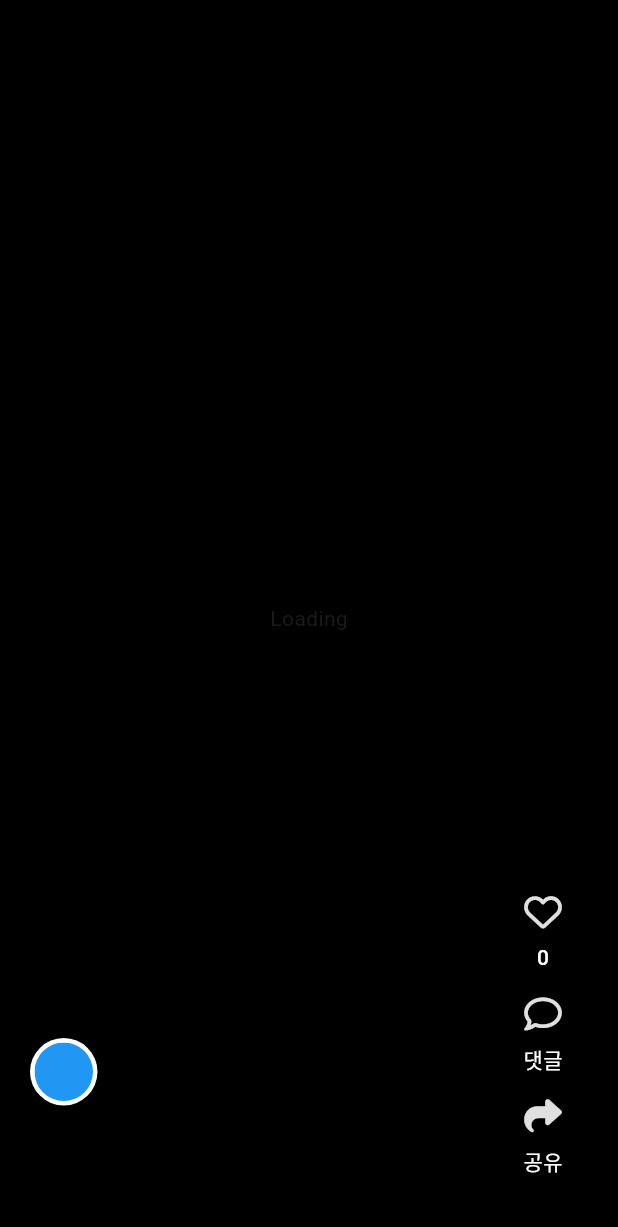
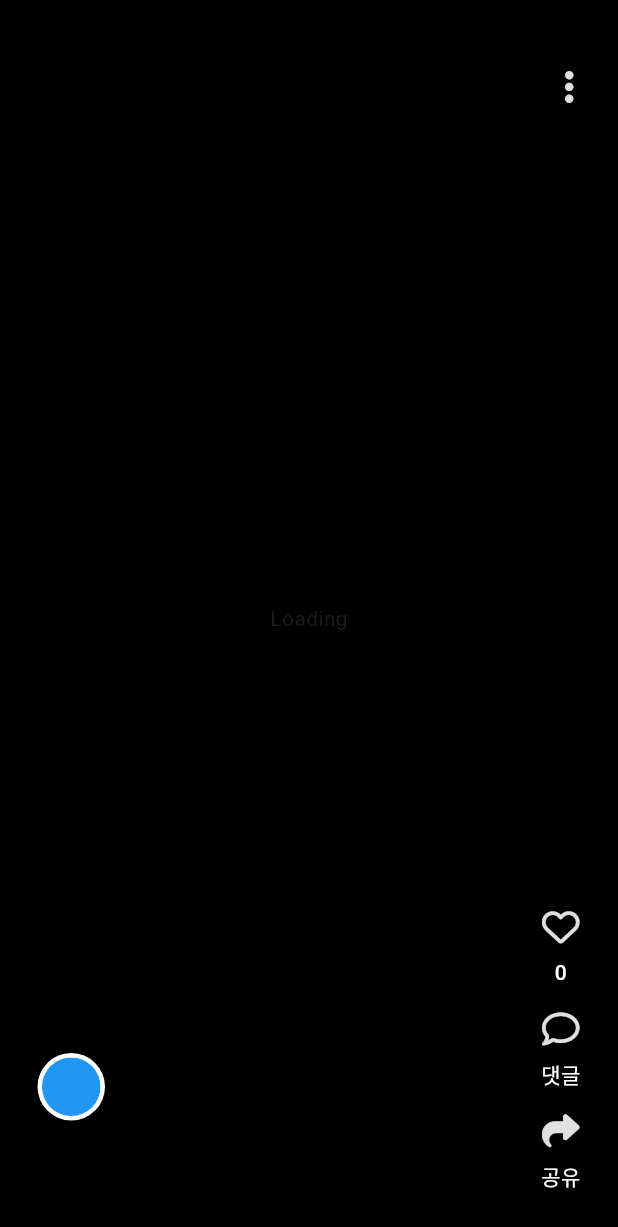
Before and after one commit to snackads/SnackAds, a Flutter app: what videoScreen() shows on an empty page, opened directly, on a phone screen of 412 x 824 dp. Shown: the top 1227 px of the screen. Run offline on Flutter 3.47's test engine with Material 3 defaults, Android fonts, the phone set to English and light mode, and no system bars; our stand-ins replace cloud_firestore, firebase_auth, firebase_core, font_awesome_flutter, go_router, google_sign_in and 1 more; accounts and stored records are empty.

Commit message:
[Refactor] feed button 컴포넌트화

```diff
--- /dev/null
+++ b/lib/view/feed/feed_button_design.dart
@@ -0,0 +1,30 @@
+import 'package:flutter/material.dart';
+
+Widget buttonDesign(String title, IconData icon, Function func) {
+  return GestureDetector(
+    onTap: () {
+      func;
+    },
+    child: Container(
+      margin: const EdgeInsets.only(top: 15.0),
+      child: Column(
+        children: [
+          Icon(icon, size: 25, color: Colors.grey[300]),
+          Padding(
+            padding: const EdgeInsets.only(top: 8, left: 20, right: 20),
+            child: Text(
+              title,
+              overflow: TextOverflow.ellipsis,
+              maxLines: 1,
+              style: const TextStyle(
+                color: Colors.white,
+                fontWeight: FontWeight.w500,
+                fontSize: 14,
+              ),
+            ),
+          ),
+        ],
+      ),
+    ),
+  );
+}
--- a/lib/view/feed/feed_buttons.dart
+++ b/lib/view/feed/feed_buttons.dart
@@ -1,5 +1,6 @@
 import 'package:flutter/material.dart';
 import 'package:font_awesome_flutter/font_awesome_flutter.dart';
+import 'package:snack_ads/view/feed/feed_button_design.dart';
 
 class FeedButtons extends StatelessWidget {
   final int likes;
@@ -7,43 +8,17 @@ class FeedButtons extends StatelessWidget {
 
   @override
   Widget build(BuildContext context) {
-    return SizedBox(
-      width: 100,
-      child: Column(
+    return Column(
       mainAxisSize: MainAxisSize.min,
+      crossAxisAlignment: CrossAxisAlignment.center,
       children: [
         //  like
-          buttonDesign(numOfLikes(likes), FontAwesomeIcons.heart),
+        buttonDesign(numOfLikes(likes), FontAwesomeIcons.heart, () {}),
         //  comments
-          buttonDesign('댓글', FontAwesomeIcons.comment),
+        buttonDesign('댓글', FontAwesomeIcons.comment, () {}),
         //  share
-          buttonDesign('공유', FontAwesomeIcons.share),
+        buttonDesign('공유', FontAwesomeIcons.share, () {}),
       ],
-      ),
-    );
-  }
-
-  Widget buttonDesign(String title, IconData icon) {
-    return Container(
-      margin: const EdgeInsets.only(top: 15.0),
-      child: Column(
-        children: [
-          Icon(icon, size: 25, color: Colors.grey[300]),
-          Padding(
-            padding: const EdgeInsets.only(top: 8, left: 20, right: 20),
-            child: Text(
-              title,
-              overflow: TextOverflow.ellipsis,
-              maxLines: 1,
-              style: const TextStyle(
-                color: Colors.white,
-                fontWeight: FontWeight.w500,
-                fontSize: 14,
-              ),
-            ),
-          ),
-        ],
-      ),
     );
   }
 
--- a/lib/view/feed/feed_view.dart
+++ b/lib/view/feed/feed_view.dart
@@ -1,6 +1,8 @@
 import 'package:flutter/material.dart';
+import 'package:font_awesome_flutter/font_awesome_flutter.dart';
 import 'package:snack_ads/controller/feed_controller.dart';
 import 'package:snack_ads/model/shortform.dart';
+import 'package:snack_ads/view/feed/feed_button_design.dart';
 import 'package:snack_ads/view/feed/feed_buttons.dart';
 import 'package:snack_ads/view/feed/feed_description.dart';
 import 'package:video_player/video_player.dart';
@@ -93,9 +95,19 @@ Widget videoScreen(ShortForm video) {
                   child: Text("Loading"),
                 ),
               ),
-        Column(
+        Padding(
+          padding: const EdgeInsets.symmetric(vertical: 30, horizontal: 5),
+          child: Column(
+            mainAxisAlignment: MainAxisAlignment.spaceBetween,
+            children: [
+              Row(
                 mainAxisAlignment: MainAxisAlignment.end,
                 children: [
+                  //  report
+                  buttonDesign(
+                      '    ', FontAwesomeIcons.ellipsisVertical, () {}),
+                ],
+              ),
               Row(
                 mainAxisSize: MainAxisSize.max,
                 crossAxisAlignment: CrossAxisAlignment.end,
@@ -109,8 +121,8 @@ Widget videoScreen(ShortForm video) {
                   ),
                 ],
               ),
-            const SizedBox(height: 40)
             ],
+          ),
         ),
       ],
     ),
```
Lines whose indentation alone changed are shown as unchanged.
